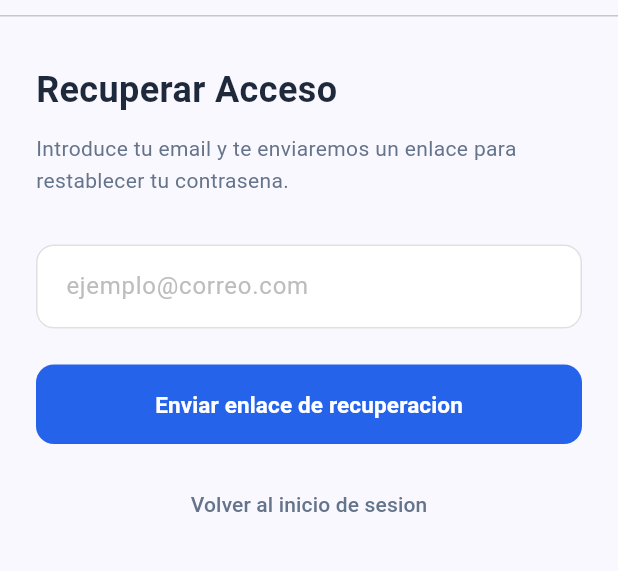
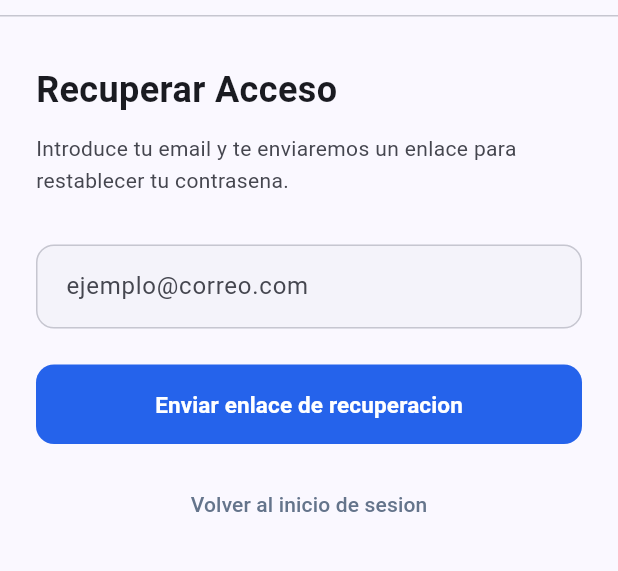
Before and after one commit to Oga3105/InmuFacil_App, a Flutter app: the ForgotPasswordScreen screen opened by its route, on a phone screen of 412 x 824 dp, the part 69-640 px from its top. Run offline on Flutter 3.47's test engine with Material 3 defaults, Android fonts, the phone set to English and light mode, and no system bars; our stand-ins replace camera, dartz, dio, easy_localization, equatable, firebase_auth and 10 more; missing offline and left inert: dart:html, dart:ui_web; accounts and stored records are empty; network calls fail.

Commit message:
fix(ui): dark mode adaptive colors for forgot password screen
Replace hardcoded Colors.white, Color(0xFF1E293B), Color(0xFF64748B)
with theme.colorScheme adaptive equivalents in form and success states.

https://claude.ai/code/session_017epU6oLFpbVNpqNGBWFDgX

```diff
--- a/frontend/lib/presentation/screens/auth/forgot_password_screen.dart
+++ b/frontend/lib/presentation/screens/auth/forgot_password_screen.dart
@@ -144,23 +144,24 @@ class _ForgotPasswordScreenState extends State<ForgotPasswordScreen> {
   }
 
   Widget _buildFormState() {
+    final theme = Theme.of(context);
     return Column(
       crossAxisAlignment: CrossAxisAlignment.stretch,
       children: [
-        const Text(
+        Text(
           'Recuperar Acceso',
           style: TextStyle(
             fontSize: 24,
             fontWeight: FontWeight.bold,
-            color: Color(0xFF1E293B),
+            color: theme.colorScheme.onSurface,
           ),
         ),
         const SizedBox(height: 12),
-        const Text(
+        Text(
           'Introduce tu email y te enviaremos un enlace para restablecer tu contrasena.',
           style: TextStyle(
             fontSize: 14,
-            color: Color(0xFF64748B),
+            color: theme.colorScheme.onSurfaceVariant,
             height: 1.5,
           ),
         ),
@@ -172,18 +173,18 @@ class _ForgotPasswordScreenState extends State<ForgotPasswordScreen> {
           onSubmitted: (_) => _sendReset(),
           decoration: InputDecoration(
             hintText: 'ejemplo@correo.com',
-            hintStyle: TextStyle(color: Colors.grey[400]),
+            hintStyle: TextStyle(color: theme.colorScheme.onSurfaceVariant),
             contentPadding: const EdgeInsets.symmetric(
               horizontal: 16,
               vertical: 16,
             ),
             border: OutlineInputBorder(
               borderRadius: BorderRadius.circular(12),
-              borderSide: BorderSide(color: Colors.grey[200]!),
+              borderSide: BorderSide(color: theme.colorScheme.outlineVariant),
             ),
             enabledBorder: OutlineInputBorder(
               borderRadius: BorderRadius.circular(12),
-              borderSide: BorderSide(color: Colors.grey[300]!),
+              borderSide: BorderSide(color: theme.colorScheme.outlineVariant),
             ),
             focusedBorder: OutlineInputBorder(
               borderRadius: BorderRadius.circular(12),
@@ -193,7 +194,7 @@ class _ForgotPasswordScreenState extends State<ForgotPasswordScreen> {
               ),
             ),
             filled: true,
-            fillColor: Colors.white,
+            fillColor: theme.colorScheme.surfaceContainerLow,
           ),
         ),
         if (_errorMessage != null) ...[
@@ -256,6 +257,7 @@ class _ForgotPasswordScreenState extends State<ForgotPasswordScreen> {
   }
 
   Widget _buildSuccessState() {
+    final theme = Theme.of(context);
     return Column(
       crossAxisAlignment: CrossAxisAlignment.stretch,
       children: [
@@ -264,8 +266,8 @@ class _ForgotPasswordScreenState extends State<ForgotPasswordScreen> {
           child: Container(
             width: 80,
             height: 80,
-            decoration: const BoxDecoration(
-              color: Color(0xFFDCFCE7),
+            decoration: BoxDecoration(
+              color: const Color(0xFF16A34A).withOpacity(0.12),
               shape: BoxShape.circle,
             ),
             child: const Icon(
@@ -276,22 +278,22 @@ class _ForgotPasswordScreenState extends State<ForgotPasswordScreen> {
           ),
         ),
         const SizedBox(height: 32),
-        const Text(
+        Text(
           'Enlace enviado',
           textAlign: TextAlign.center,
           style: TextStyle(
             fontSize: 24,
             fontWeight: FontWeight.bold,
-            color: Color(0xFF1E293B),
+            color: theme.colorScheme.onSurface,
           ),
         ),
         const SizedBox(height: 16),
-        const Text(
+        Text(
           'Si el correo existe en nuestra base de datos, recibiras un enlace de recuperacion. Revisa tu bandeja de entrada y la carpeta de spam.',
           textAlign: TextAlign.center,
           style: TextStyle(
             fontSize: 14,
-            color: Color(0xFF64748B),
+            color: theme.colorScheme.onSurfaceVariant,
             height: 1.6,
           ),
         ),
```
